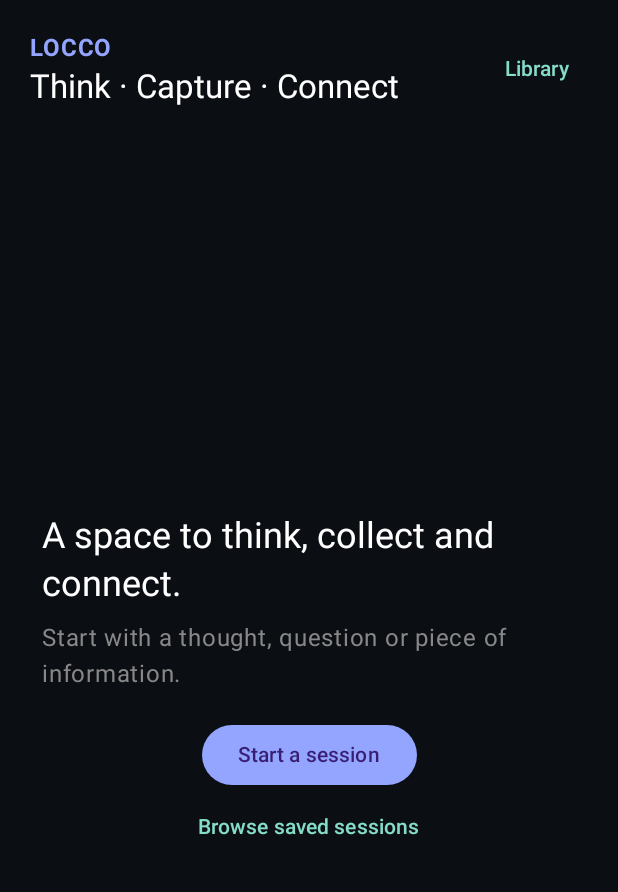
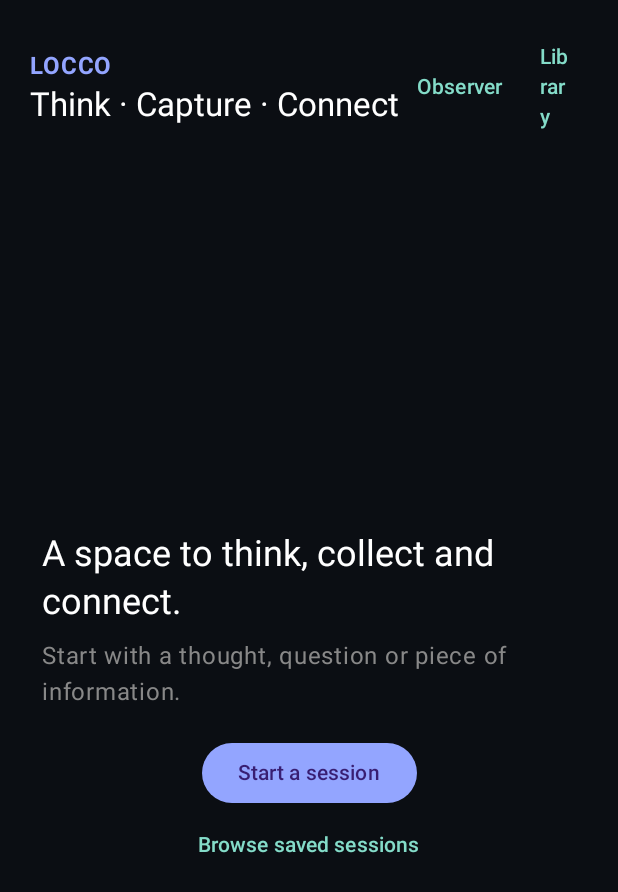
Before and after one commit to ysfclc/Locco, an Android app built with Jetpack Compose: the screen it shows after launch (MainActivity), on a phone screen of 412 x 824 dp. Shown: the top 892 px of the screen. Run offline under Robolectric (Android 15) with nearby library versions, the phone set to English and light mode, and no system bars; libraries missing offline, so code that uses them is left out: net.zetetic.database; 6 statements that could not run were skipped.

Commit message:
feat(android): surface native app observer from Locco workspace

```diff
--- a/android/app/src/main/java/com/locco/app/MainActivity.kt
+++ b/android/app/src/main/java/com/locco/app/MainActivity.kt
@@ -34,6 +34,7 @@ class MainActivity:ComponentActivity() {
  var activeId by remember { mutableStateOf(sessions.firstOrNull()?.id) }
  var text by remember { mutableStateOf("") }
  var library by remember { mutableStateOf(false) }
+ var observer by remember { mutableStateOf(false) }
  val active=sessions.firstOrNull { it.id==activeId }
  fun update(next:List<Session>) { sessions=next.sortedByDescending { it.time }; store.save(sessions) }
  fun start() { val s=Session(UUID.randomUUID().toString(),"New session",System.currentTimeMillis(),emptyList()); update(sessions+s); activeId=s.id; library=false }
@@ -51,9 +52,13 @@ class MainActivity:ComponentActivity() {
    Column(Modifier.fillMaxSize()) {
     Row(Modifier.fillMaxWidth().padding(20.dp),verticalAlignment=Alignment.CenterVertically) {
      Column { Text("LOCCO",color=Color(0xFF93A5FF),fontWeight=FontWeight.Bold); Text(if(library) "Library" else "Think · Capture · Connect",color=Color.White,style=MaterialTheme.typography.titleLarge) }
-     Spacer(Modifier.weight(1f)); TextButton(onClick={library=!library}) { Text(if(library) "Workspace" else "Library",color=Color(0xFF84DCC9)) }
+     Spacer(Modifier.weight(1f))
+     TextButton(onClick={observer=!observer; library=false}) { Text(if(observer) "Close observer" else "Observer",color=Color(0xFF84DCC9)) }
+     TextButton(onClick={library=!library; observer=false}) { Text(if(library) "Workspace" else "Library",color=Color(0xFF84DCC9)) }
     }
-    if(library) {
+    if(observer) {
+     ObserverScreen(onBack={observer=false})
+    } else if(library) {
      Row(Modifier.fillMaxWidth().padding(horizontal=16.dp),horizontalArrangement=Arrangement.SpaceBetween,verticalAlignment=Alignment.CenterVertically) { Text("${sessions.size} sessions",color=Color.LightGray); Button(onClick={start()}) { Text("New") } }
      if(sessions.isEmpty()) Box(Modifier.fillMaxSize(),contentAlignment=Alignment.Center) { Text("Your saved sessions appear here.",color=Color.Gray) }
      else LazyColumn(Modifier.fillMaxSize().padding(horizontal=12.dp)) { items(sessions,key={it.id}) { s ->
```
